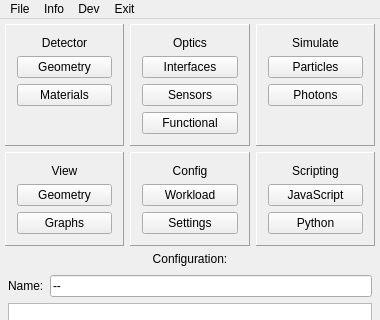
Before: the Qt Designer form ants3bundle/src/ants3/gui/mainwindow.ui in andrmor/ANTS3bundle, drawn with Qt 5; both pictures show x 0 to 380 and y 0 to 320 of the 380 by 467 pixel window.
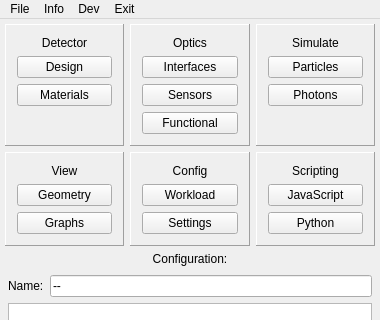
After: the same form once the commit is applied. Icons and pictures are not drawn.

The edit to the form file:
```diff
--- a/ants3bundle/src/ants3/gui/mainwindow.ui
+++ b/ants3bundle/src/ants3/gui/mainwindow.ui
@@ -64,7 +64,7 @@
             <enum>Qt::ContextMenuPolicy::CustomContextMenu</enum>
            </property>
            <property name="text">
-            <string>Geometry</string>
+            <string>Design</string>
            </property>
           </widget>
          </item>
```
